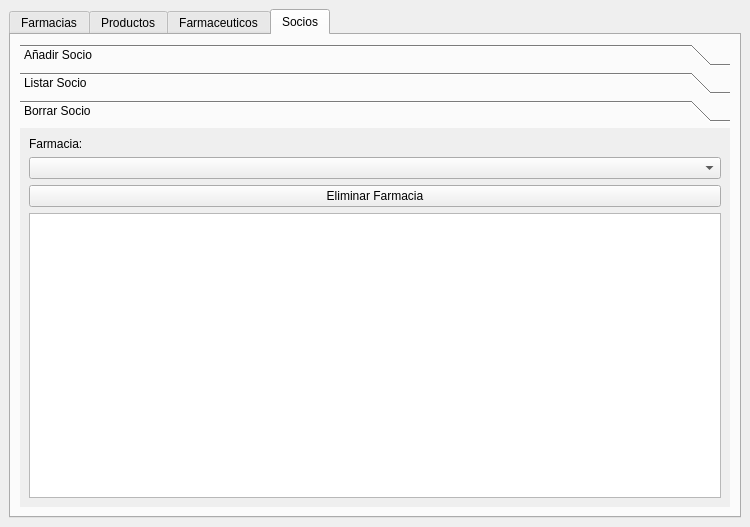
Above: ui/Farmacia.ui from mendoza/improved-spork before the change. Below: the same form after it.
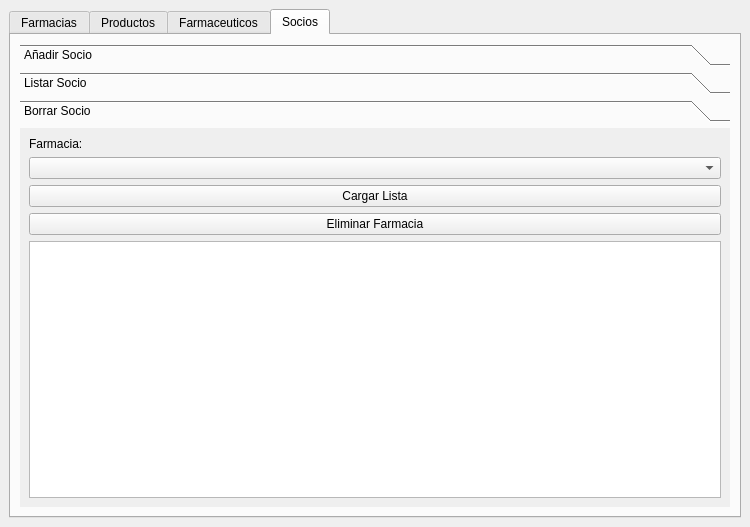
That is the form after the change. The open tabs and pages were chosen to show the change. Icons and pictures are not drawn.

Commit message:
por que ,
Entienden el chiste, es porque pero separada hahahahah matenme

```diff
--- a/ui/Farmacia.ui
+++ b/ui/Farmacia.ui
@@ -657,6 +657,13 @@
               <item>
                <widget class="QComboBox" name="borrarsocio_cb"/>
               </item>
+              <item>
+               <widget class="QPushButton" name="listaborrar_bt">
+                <property name="text">
+                 <string>Cargar Lista</string>
+                </property>
+               </widget>
+              </item>
               <item>
                <widget class="QPushButton" name="borrarsocio_bt">
                 <property name="text">
```
Left out of the diff: 12 changed lines with no effect on the pictures. The commit also changes 2 other files.
